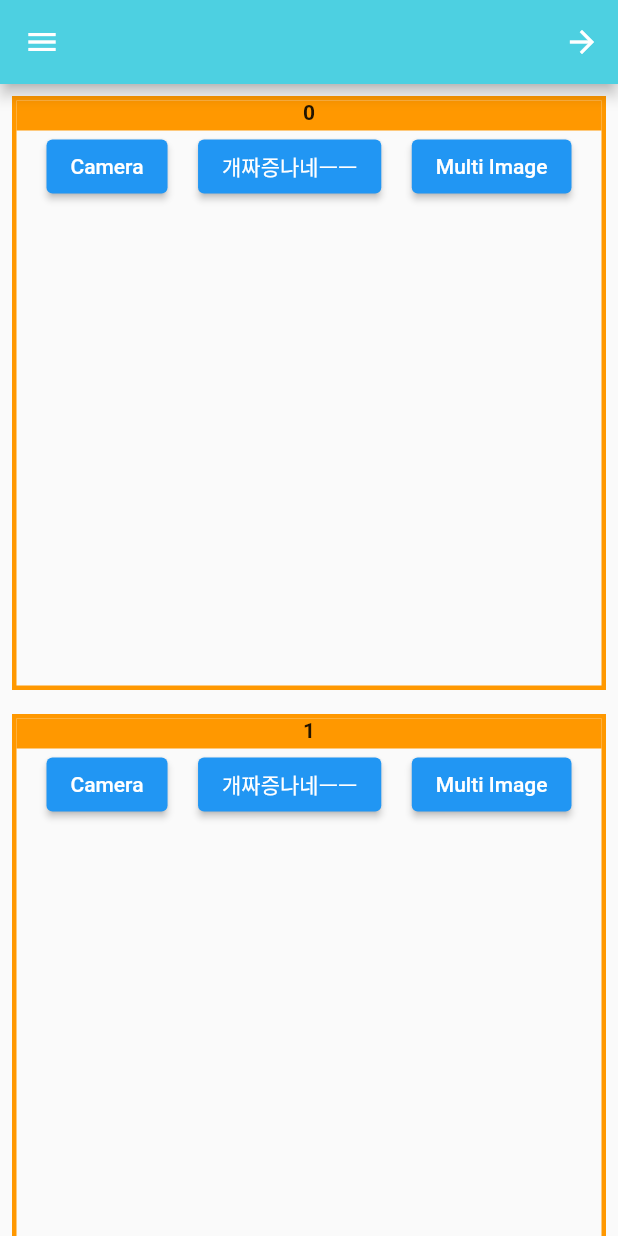
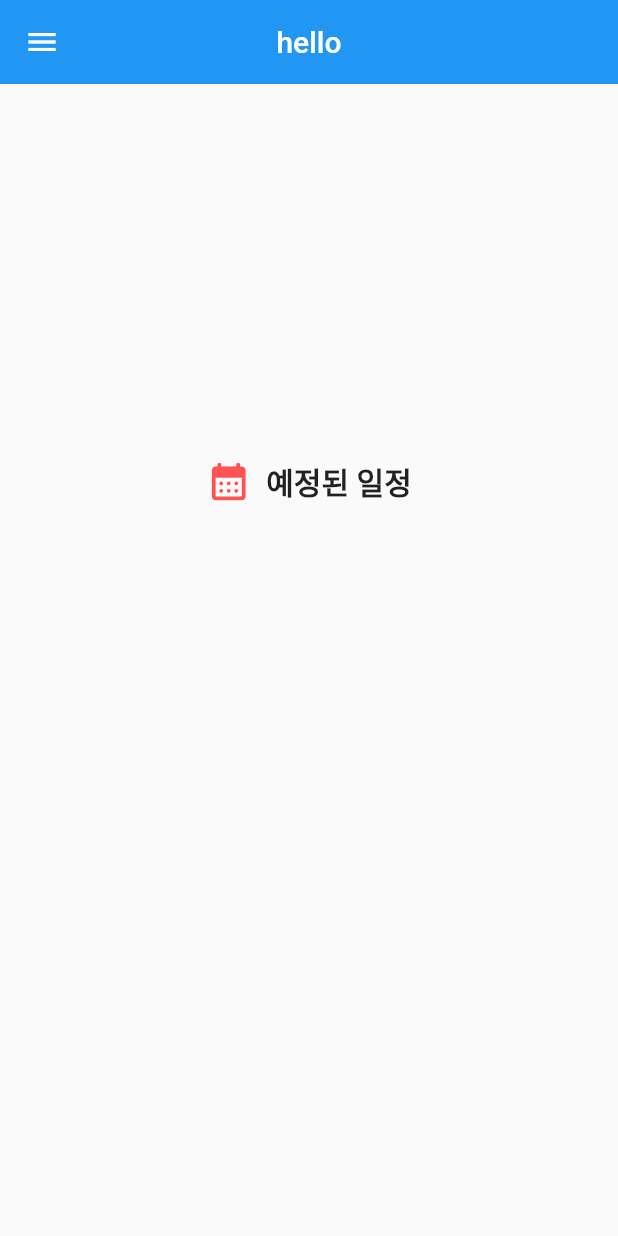
Before and after one commit to P-Chanyeop/phocally-app, a Flutter app: the screen it shows after launch, on a phone screen of 412 x 824 dp. Run offline on Flutter 3.47's test engine with Material 2 defaults, Android fonts, the phone set to English and light mode, and no system bars; our stand-ins replace image_picker, permission_handler; missing offline and left inert: multiple_images_picker.

Commit message:
메인 페이지 수정 및 상세페이지 제작

```diff
--- a/lib/main.dart
+++ b/lib/main.dart
@@ -14,7 +14,7 @@ import 'imagePicker.dart' as imagePicker;
 import 'dart:io';
 import 'package:flutter/material.dart';
 import 'package:image_picker/image_picker.dart';
-
+import 'package:phocally/screens/details.dart';
 void main() {
   runApp(
     MultiProvider(
@@ -34,7 +34,7 @@ class MyApp extends StatelessWidget {
     return ChangeNotifierProvider(
       create: (BuildContext context) => Row_option(),
       child: MaterialApp(
-          home: Main()
+          home: Details()
           // home:
         // ImagePickerScreen(),
       ),
@@ -56,7 +56,6 @@ class _MainState extends State<Main> {
   final imagePicker.ImagePickerScreen imagepicker = imagePicker.ImagePickerScreen();
   final ImagePicker _picker = ImagePicker();
   final List<XFile?> _pickedImages = [];
-
   // 카메라, 갤러리에서 이미지 1개 불러오기
   // ImageSource.galley , ImageSource.camera
   void getImage(ImageSource source) async {
@@ -82,26 +81,34 @@ class _MainState extends State<Main> {
     return Padding(
       padding: const EdgeInsets.symmetric(horizontal: 10),
       child: Row(
-        mainAxisAlignment: MainAxisAlignment.spaceBetween,
+        mainAxisAlignment: MainAxisAlignment.center,
         children: [
           SizedBox(
-            child: ElevatedButton(
+            width: 100,
+            height: 0,
+            child: IconButton(
+              icon: Icon(Icons.camera_enhance),
+              color: Colors.red,
+              iconSize: 30.0,
               onPressed: () => getImage(ImageSource.camera),
-              child: const Text('Camera'),
             ),
           ),
-          const SizedBox(width: 5),
+          const SizedBox(width: 0),
+          // SizedBox(
+          //   child: ElevatedButton(
+          //     onPressed: () => getImage(ImageSource.gallery),
+          //     child: const Text('개짜증나네ㅡㅡ'),
+          //   ),
+          // ),
+          const SizedBox(height: 50),
           SizedBox(
-            child: ElevatedButton(
-              onPressed: () => getImage(ImageSource.gallery),
-              child: const Text('개짜증나네ㅡㅡ'),
-            ),
-          ),
-          const SizedBox(width: 5),
-          SizedBox(
-            child: ElevatedButton(
-              onPressed: () => getMultiImage(),
-              child: const Text('Multi Image'),
+            width: 100,
+            height: 0,
+            child: IconButton(
+              icon: Icon(Icons.add_a_photo),
+              color: Colors.orangeAccent,
+              iconSize: 30.0,
+              onPressed: () {getMultiImage();},
             ),
           ),
         ],
@@ -129,7 +136,25 @@ class _MainState extends State<Main> {
           : const SizedBox(),
     );
   }
-
+  Widget _gridPhoto2() {
+    return SizedBox(
+      width: 260,
+      height: 260,
+      child: _pickedImages.isNotEmpty
+          ? GridView(
+        scrollDirection: Axis.horizontal,
+        gridDelegate: const SliverGridDelegateWithFixedCrossAxisCount(
+          // crossAxisCount: 3,
+          crossAxisCount: 1,
+        ),
+        children: _pickedImages
+            .where((element) => element != null)
+            .map((e) => _gridPhotoItem(e!))
+            .toList(),
+      )
+          : const SizedBox(),
+    );
+  }
   Widget _gridPhotoItem(XFile e) {
     return Padding(
       padding: const EdgeInsets.all(2.0),
--- /dev/null
+++ b/lib/screens/details.dart
@@ -0,0 +1,66 @@
+import 'package:flutter/material.dart';
+
+class Details extends StatefulWidget{
+  @override
+  State<StatefulWidget> createState() {
+    // TODO: implement createState
+    return DetailsState();
+  }
+
+}
+class DetailsState extends State<Details>{
+  @override
+  Widget build(BuildContext context) {
+    // TODO: implement build
+    return Scaffold(
+        appBar: AppBar(
+        title: Text("hello"),
+        centerTitle: true, // 중앙 정렬
+        elevation: 0.0,
+        leading: IconButton(
+        icon: Icon(Icons.menu), // 햄버거버튼 아이콘 생성
+        onPressed: () {
+        // 아이콘 버튼 실행
+        print('menu button is clicked');
+        },
+        ),
+        actions: <Widget>[
+        // IconButton(
+        //   icon: Icon(Icons.search), // 검색 아이콘 생성
+        //   onPressed: () {
+        //     // 아이콘 버튼 실행
+        //     print('Search button is clicked');
+        //   },
+        // ),
+          ],
+        ),
+      body: SafeArea(
+        child: Column(
+          mainAxisAlignment: MainAxisAlignment.start,
+          children: <Widget>[
+            SizedBox(height: 250,),
+            Row(
+              mainAxisAlignment: MainAxisAlignment.center,
+              children: [
+                Icon(
+                    Icons.calendar_month_rounded,
+                  color: Colors.redAccent,
+                  size: 30.0,
+                ),
+                SizedBox(width: 10,),
+                Text(
+                    "예정된 일정",
+                  style: TextStyle(
+                    fontSize: 20.0,
+                    fontWeight: FontWeight.w600,
+                  ),
+                )
+              ],
+            ),
+          ],
+        ),
+      ),
+    );
+  }
+
+}
```
Also changed, not shown: lib/screens/diary.dart (+67 -9 lines).
